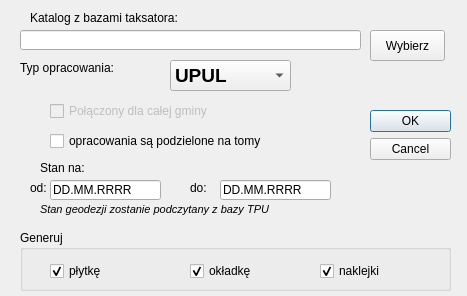
Qt form ui/ui_naklejki_dialog.ui (Marcus-LAS-R/LASR) before a commit.
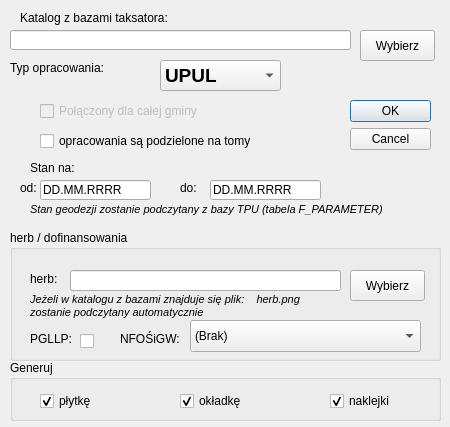
The same form after that commit.

Commit message: dodano generowanie okladki z dofinansowaniem i naklejki na płytki

```diff
--- a/ui/ui_naklejki_dialog.ui
+++ b/ui/ui_naklejki_dialog.ui
@@ -6,20 +6,20 @@
    <rect>
     <x>0</x>
     <y>0</y>
-    <width>467</width>
-    <height>296</height>
+    <width>450</width>
+    <height>427</height>
    </rect>
   </property>
   <property name="minimumSize">
    <size>
-    <width>467</width>
-    <height>296</height>
+    <width>450</width>
+    <height>427</height>
    </size>
   </property>
   <property name="maximumSize">
    <size>
-    <width>467</width>
-    <height>296</height>
+    <width>450</width>
+    <height>427</height>
    </size>
   </property>
   <property name="windowTitle">
@@ -28,8 +28,8 @@
   <widget class="QDialogButtonBox" name="buttonBox">
    <property name="geometry">
     <rect>
-     <x>370</x>
-     <y>110</y>
+     <x>350</x>
+     <y>100</y>
      <width>81</width>
      <height>81</height>
     </rect>
@@ -50,7 +50,7 @@
   <widget class="QPushButton" name="pushButton_wybierz">
    <property name="geometry">
     <rect>
-     <x>370</x>
+     <x>360</x>
      <y>30</y>
      <width>75</width>
      <height>31</height>
@@ -68,7 +68,7 @@
   <widget class="QLineEdit" name="lineEdit_sciezka">
    <property name="geometry">
     <rect>
-     <x>20</x>
+     <x>10</x>
      <y>30</y>
      <width>341</width>
      <height>20</height>
@@ -78,7 +78,7 @@
   <widget class="QLabel" name="label">
    <property name="geometry">
     <rect>
-     <x>30</x>
+     <x>20</x>
      <y>10</y>
      <width>211</width>
      <height>16</height>
@@ -96,7 +96,7 @@
   <widget class="QLabel" name="label_2">
    <property name="geometry">
     <rect>
-     <x>40</x>
+     <x>30</x>
      <y>160</y>
      <width>171</width>
      <height>16</height>
@@ -114,7 +114,7 @@
   <widget class="QLineEdit" name="lineEdit_od">
    <property name="geometry">
     <rect>
-     <x>50</x>
+     <x>40</x>
      <y>180</y>
      <width>111</width>
      <height>20</height>
@@ -127,7 +127,7 @@
   <widget class="QLabel" name="label_3">
    <property name="geometry">
     <rect>
-     <x>30</x>
+     <x>20</x>
      <y>180</y>
      <width>21</width>
      <height>16</height>
@@ -145,7 +145,7 @@
   <widget class="QLabel" name="label_4">
    <property name="geometry">
     <rect>
-     <x>190</x>
+     <x>180</x>
      <y>180</y>
      <width>21</width>
      <height>16</height>
@@ -163,7 +163,7 @@
   <widget class="QLineEdit" name="lineEdit_do">
    <property name="geometry">
     <rect>
-     <x>220</x>
+     <x>210</x>
      <y>180</y>
      <width>111</width>
      <height>20</height>
@@ -176,7 +176,7 @@
   <widget class="QLabel" name="label_5">
    <property name="geometry">
     <rect>
-     <x>20</x>
+     <x>10</x>
      <y>60</y>
      <width>131</width>
      <height>16</height>
@@ -194,7 +194,7 @@
   <widget class="QComboBox" name="comboBox_typ">
    <property name="geometry">
     <rect>
-     <x>170</x>
+     <x>160</x>
      <y>60</y>
      <width>121</width>
      <height>31</height>
@@ -225,7 +225,7 @@
    </property>
    <property name="geometry">
     <rect>
-     <x>50</x>
+     <x>40</x>
      <y>100</y>
      <width>191</width>
      <height>22</height>
@@ -243,7 +243,7 @@
   <widget class="QCheckBox" name="checkBox_tomy">
    <property name="geometry">
     <rect>
-     <x>50</x>
+     <x>40</x>
      <y>130</y>
      <width>281</width>
      <height>22</height>
@@ -261,9 +261,9 @@
   <widget class="QLabel" name="label_6">
    <property name="geometry">
     <rect>
-     <x>40</x>
+     <x>30</x>
      <y>200</y>
-     <width>311</width>
+     <width>361</width>
      <height>18</height>
     </rect>
    </property>
@@ -275,14 +275,14 @@
     </font>
    </property>
    <property name="text">
-    <string>Stan geodezji zostanie podczytany z bazy TPU</string>
+    <string>Stan geodezji zostanie podczytany z bazy TPU (tabela F_PARAMETER)</string>
    </property>
   </widget>
   <widget class="QGroupBox" name="groupBox">
    <property name="geometry">
     <rect>
-     <x>20</x>
-     <y>230</y>
+     <x>10</x>
+     <y>360</y>
      <width>431</width>
      <height>61</height>
     </rect>
@@ -330,7 +330,7 @@
    <widget class="QCheckBox" name="checkBox_naklejki">
     <property name="geometry">
      <rect>
-      <x>300</x>
+      <x>320</x>
       <y>30</y>
       <width>87</width>
       <height>22</height>
@@ -344,6 +344,215 @@
     </property>
    </widget>
   </widget>
+  <widget class="QGroupBox" name="groupBox_2">
+   <property name="geometry">
+    <rect>
+     <x>10</x>
+     <y>230</y>
+     <width>431</width>
+     <height>131</height>
+    </rect>
+   </property>
+   <property name="title">
+    <string>herb / dofinansowania</string>
+   </property>
+   <widget class="QLabel" name="label_7">
+    <property name="geometry">
+     <rect>
+      <x>20</x>
+      <y>40</y>
+      <width>41</width>
+      <height>18</height>
+     </rect>
+    </property>
+    <property name="text">
+     <string>herb:</string>
+    </property>
+   </widget>
+   <widget class="QLabel" name="label_8">
+    <property name="geometry">
+     <rect>
+      <x>20</x>
+      <y>100</y>
+      <width>51</width>
+      <height>18</height>
+     </rect>
+    </property>
+    <property name="text">
+     <string>PGLLP:</string>
+    </property>
+   </widget>
+   <widget class="QLabel" name="label_9">
+    <property name="geometry">
+     <rect>
+      <x>110</x>
+      <y>100</y>
+      <width>71</width>
+      <height>18</height>
+     </rect>
+    </property>
+    <property name="text">
+     <string>NFOŚiGW:</string>
+    </property>
+   </widget>
+   <widget class="QLineEdit" name="lineEdit_herb">
+    <property name="geometry">
+     <rect>
+      <x>60</x>
+      <y>40</y>
+      <width>271</width>
+      <height>21</height>
+     </rect>
+    </property>
+   </widget>
+   <widget class="QPushButton" name="pushButton_herb">
+    <property name="geometry">
+     <rect>
+      <x>340</x>
+      <y>40</y>
+      <width>75</width>
+      <height>31</height>
+     </rect>
+    </property>
+    <property name="font">
+     <font>
+      <family>Arial</family>
+     </font>
+    </property>
+    <property name="text">
+     <string>Wybierz</string>
+    </property>
+   </widget>
+   <widget class="QCheckBox" name="checkBox_pgllp">
+    <property name="geometry">
+     <rect>
+      <x>70</x>
+      <y>100</y>
+      <width>21</width>
+      <height>22</height>
+     </rect>
+    </property>
+    <property name="text">
+     <string/>
+    </property>
+   </widget>
+   <widget class="QComboBox" name="comboBox_nfosigw">
+    <property name="geometry">
+     <rect>
+      <x>180</x>
+      <y>90</y>
+      <width>231</width>
+      <height>32</height>
+     </rect>
+    </property>
+    <item>
+     <property name="text">
+      <string>(Brak)</string>
+     </property>
+    </item>
+    <item>
+     <property name="text">
+      <string>Białystok (Podlaskie)</string>
+     </property>
+    </item>
+    <item>
+     <property name="text">
+      <string>Gdańsk (Pomorskie)</string>
+     </property>
+    </item>
+    <item>
+     <property name="text">
+      <string>Katowice (Śląskie)</string>
+     </property>
+    </item>
+    <item>
+     <property name="text">
+      <string>Kielce (Świętokrzyskie)</string>
+     </property>
+    </item>
+    <item>
+     <property name="text">
+      <string>Kraków (Małopolskie)</string>
+     </property>
+    </item>
+    <item>
+     <property name="text">
+      <string>Łódź (Łódzkie)</string>
+     </property>
+    </item>
+    <item>
+     <property name="text">
+      <string>Lublin (Lubelskie)</string>
+     </property>
+    </item>
+    <item>
+     <property name="text">
+      <string>Olsztyn (Warmińsko-Mazurskie)</string>
+     </property>
+    </item>
+    <item>
+     <property name="text">
+      <string>Opole (Opolskie)</string>
+     </property>
+    </item>
+    <item>
+     <property name="text">
+      <string>Poznań (Wielkopolskie)</string>
+     </property>
+    </item>
+    <item>
+     <property name="text">
+      <string>Rzeszów (Podkarpackie)</string>
+     </property>
+    </item>
+    <item>
+     <property name="text">
+      <string>Szczecin (Zachodnio-Pomorskie)</string>
+     </property>
+    </item>
+    <item>
+     <property name="text">
+      <string>Toruń (Kujawsko-Pomorskie)</string>
+     </property>
+    </item>
+    <item>
+     <property name="text">
+      <string>Warszawa (Mazowieckie)</string>
+     </property>
+    </item>
+    <item>
+     <property name="text">
+      <string>Wrocław (Dolnośląskie)</string>
+     </property>
+    </item>
+    <item>
+     <property name="text">
+      <string>Zielona Góra (Lubuskie)</string>
+     </property>
+    </item>
+   </widget>
+   <widget class="QLabel" name="label_10">
+    <property name="geometry">
+     <rect>
+      <x>20</x>
+      <y>60</y>
+      <width>311</width>
+      <height>31</height>
+     </rect>
+    </property>
+    <property name="font">
+     <font>
+      <family>Arial</family>
+      <pointsize>8</pointsize>
+      <italic>true</italic>
+     </font>
+    </property>
+    <property name="text">
+     <string>Jeżeli w katalogu z bazami znajduje się plik:    herb.png 
+zostanie podczytany automatycznie</string>
+    </property>
+   </widget>
+  </widget>
  </widget>
  <resources/>
  <connections>
```
The commit also changes 20 other files.
